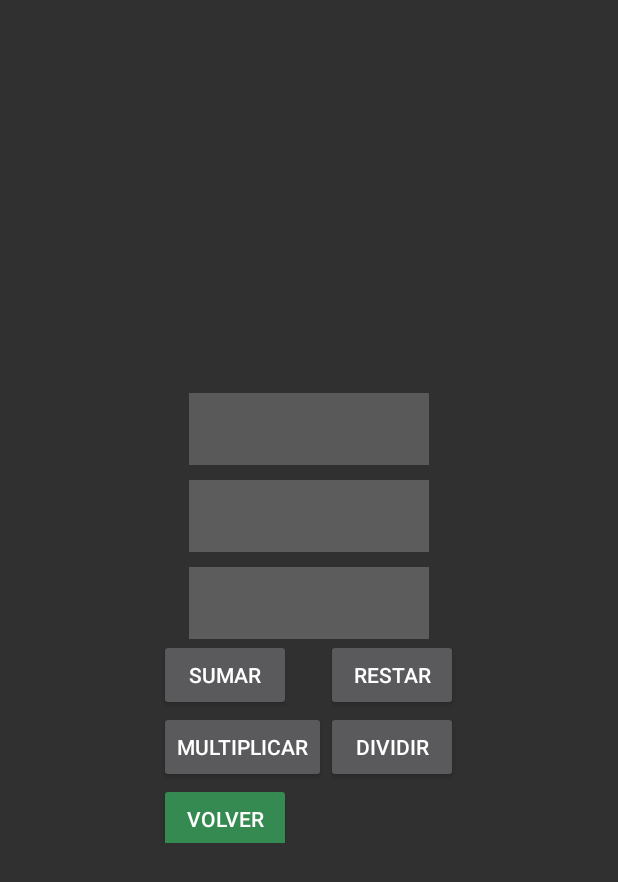
After one commit to BRJ-23/AndroidPracticeIbipAPP, an Android app: the layout pasardatosresultado_2_activity.xml on its own in the app's theme, with its tools: preview values and no code run, on a phone screen of 412 x 824 dp. The commit adds this screen. Shown: the top 882 px of the screen. Run offline under Robolectric (Android 15) with nearby library versions, the phone set to English and light mode, and no system bars.

Commit message:
Calculator between activities has been added

```diff
--- a/app/src/main/java/com/example/ibip/ascreen/Main.java
+++ b/app/src/main/java/com/example/ibip/ascreen/Main.java
@@ -120,6 +120,12 @@ public class Main extends AppCompatActivity {
         startActivity(i);
     }
 
+    public void pasarDatosResultado(View view){
+        Intent i = new Intent(this, com.example.ibip.pasarDatosActivityResultadoAtrasCalculadora.MainActivity.class);
+        i.setFlags(Intent.FLAG_ACTIVITY_CLEAR_TOP);
+        startActivity(i);
+    }
+
 
 
 }
--- /dev/null
+++ b/app/src/main/res/layout/pasardatosresultado_2_activity.xml
@@ -0,0 +1,112 @@
+<?xml version="1.0" encoding="utf-8"?>
+<LinearLayout xmlns:android="http://schemas.android.com/apk/res/android"
+    xmlns:app="http://schemas.android.com/apk/res-auto"
+    xmlns:tools="http://schemas.android.com/tools"
+    android:layout_width="wrap_content"
+    android:layout_height="wrap_content"
+    android:layout_gravity="center"
+    android:orientation="vertical"
+    tools:context=".pasarDatosActivityResultadoAtrasCalculadora.MainActivity2">
+
+    <LinearLayout
+        android:layout_width="200dp"
+        android:layout_height="300dp"
+        android:layout_gravity="center"
+        android:gravity="center"
+        android:orientation="vertical">
+
+        <LinearLayout
+            android:layout_width="wrap_content"
+            android:layout_height="wrap_content"
+            android:orientation="vertical">
+
+            <TextView
+                android:id="@+id/mensajerecibido"
+                android:layout_width="wrap_content"
+                android:layout_height="wrap_content"
+                android:layout_marginBottom="10dp"
+                android:background="#32FFFFFF"
+                android:ems="10"
+                android:minHeight="48dp"
+
+                android:textAlignment="center"
+                tools:layout_editor_absoluteX="18dp"
+                tools:layout_editor_absoluteY="44dp" />
+
+            <TextView
+                android:id="@+id/mensajerecibido2"
+                android:layout_width="wrap_content"
+                android:layout_height="wrap_content"
+                android:background="#36FFFFFF"
+                android:ems="10"
+                android:minHeight="48dp"
+
+                android:textAlignment="center" />
+
+            <TextView
+                android:id="@+id/resultadofgf"
+                android:layout_width="match_parent"
+                android:layout_height="wrap_content"
+                android:layout_marginTop="10dp"
+                android:background="#36FFFFFF"
+                android:ems="10"
+                android:minHeight="48dp"
+
+                android:textAlignment="center"
+                android:textColor="#59EA39" />
+
+        </LinearLayout>
+
+        <androidx.gridlayout.widget.GridLayout
+            android:layout_width="match_parent"
+            android:layout_height="match_parent"
+            app:columnCount="2"
+            app:rowCount="2">
+
+            <Button
+                android:id="@+id/butonsuma"
+                android:layout_width="wrap_content"
+                android:layout_height="wrap_content"
+                android:onClick="sumaract"
+                android:text="@string/sumar"
+                tools:layout_editor_absoluteX="18dp"
+                tools:layout_editor_absoluteY="117dp" />
+
+            <Button
+                android:id="@+id/butonresta"
+                android:layout_width="wrap_content"
+                android:layout_height="wrap_content"
+                android:onClick="restaract"
+                android:text="@string/restar"
+                tools:layout_editor_absoluteX="18dp"
+                tools:layout_editor_absoluteY="117dp" />
+
+            <Button
+                android:id="@+id/butonmultiplicar"
+                android:layout_width="wrap_content"
+                android:layout_height="wrap_content"
+                android:onClick="multiplicaract"
+                android:text="@string/multiplicar"
+                tools:layout_editor_absoluteX="18dp"
+                tools:layout_editor_absoluteY="117dp" />
+
+            <Button
+                android:id="@+id/butondividr"
+                android:layout_width="wrap_content"
+                android:layout_height="wrap_content"
+                android:onClick="dividiract"
+                android:text="@string/dividir"
+                tools:layout_editor_absoluteX="18dp"
+                tools:layout_editor_absoluteY="117dp" />
+
+            <Button
+                android:id="@+id/button12"
+                android:layout_width="wrap_content"
+                android:layout_height="wrap_content"
+                android:backgroundTint="#348A50"
+                android:onClick="volverresultado"
+                android:text="@string/volver" />
+        </androidx.gridlayout.widget.GridLayout>
+
+    </LinearLayout>
+</LinearLayout>
--- a/app/src/main/res/values/strings.xml
+++ b/app/src/main/res/values/strings.xml
@@ -18,4 +18,9 @@
     <string name="email">Email</string>
     <string name="username">username</string>
     <string name="Username">Username</string>
+    <string name="sumar">Sumar</string>
+    <string name="restar">Restar</string>
+    <string name="multiplicar">Multiplicar</string>
+    <string name="dividir">Dividir</string>
+    <string name="volver">Volver</string>
 </resources>
```
Also changed, not shown: app/src/main/AndroidManifest.xml (+27 -22 lines), app/src/main/java/com/example/ibip/pasarDatosActivityResultadoAtrasCalculadora/MainActivity.java (added, +46 -0 lines), app/src/main/java/com/example/ibip/pasarDatosActivityResultadoAtrasCalculadora/MainActivity2.java (added, +64 -0 lines), app/src/main/res/layout/ascreen_activity.xml (+7 -0 lines), app/src/main/res/layout/pasardatosresultado_1_activity.xml (renamed from app/src/main/res/layout/pasardatos1_activity.xml, +28 -3 lines).
